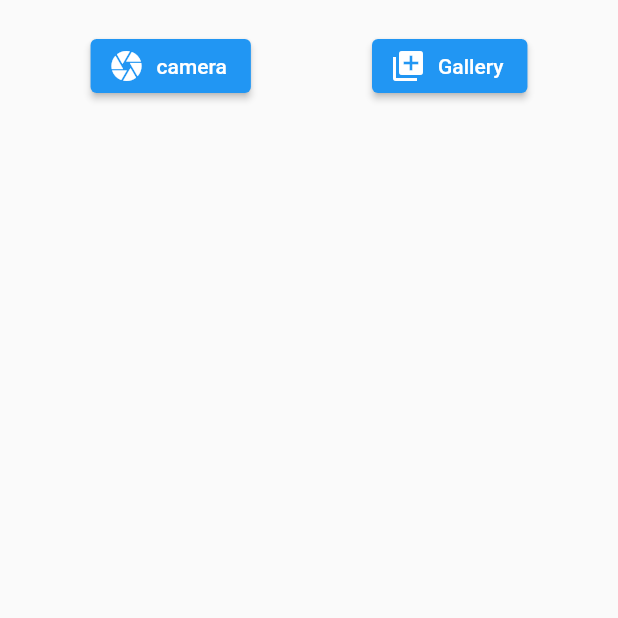
After one commit to ugurclikk/Recipe-App, a Flutter app: the HomePagea screen opened directly, on a phone screen of 412 x 824 dp, the top half of it. The commit adds this screen. Run offline on Flutter 3.47's test engine with Material 2 defaults, Android fonts, the phone set to English and light mode, and no system bars; our stand-ins replace cloud_firestore, firebase_auth, firebase_core, firebase_messaging, firebase_storage, get and 1 more; accounts and stored records are empty.

Commit message:
firebase storage and cloud messaging implementation

```diff
--- /dev/null
+++ b/lib/controller/storage_controller.dart
@@ -0,0 +1,161 @@
+// main.dart
+import 'package:flutter/foundation.dart';
+import 'package:flutter/material.dart';
+import 'dart:io';
+import 'package:firebase_core/firebase_core.dart';
+import 'package:firebase_storage/firebase_storage.dart';
+import 'package:path/path.dart' as path;
+import 'package:image_picker/image_picker.dart';
+import 'package:flutter/src/widgets/framework.dart';
+
+int counter = 0;
+int urlcounter = 0;
+
+class HomePagea extends StatefulWidget {
+  const HomePagea({Key? key}) : super(key: key);
+
+  @override
+  State<HomePagea> createState() => _HomePageState();
+}
+
+class _HomePageState extends State<HomePagea> {
+  FirebaseStorage storage = FirebaseStorage.instance;
+
+  // Select and image from the gallery or take a picture with the camera
+  // Then upload to Firebase Storage
+  Future<void> _upload(String inputSource) async {
+    final picker = ImagePicker();
+    XFile? pickedImage;
+    try {
+      pickedImage = await picker.pickImage(
+          source: inputSource == 'camera'
+              ? ImageSource.camera
+              : ImageSource.gallery,
+          maxWidth: 1920);
+
+      final String fileName = path.basename(pickedImage!.path);
+      File imageFile = File(pickedImage.path);
+
+      try {
+        // Uploading the selected image with some custom meta data
+        await storage.ref(fileName).putFile(
+            imageFile,
+            SettableMetadata(customMetadata: {
+              'uploaded_by': 'new', //will come usermame of current user
+              'description': 'Some description...'
+            }));
+
+        // Refresh the UI
+        setState(() {});
+      } on FirebaseException catch (error) {
+        if (kDebugMode) {
+          print(error);
+        }
+      }
+    } catch (err) {
+      if (kDebugMode) {
+        print(err);
+      }
+    }
+    Navigator.pop(context);
+  }
+
+  // Retriew the uploaded images
+  // This function is called when the app launches for the first time or when an image is uploaded or deleted
+  Future<List<Map<String, dynamic>>> _loadImages() async {
+    List<Map<String, dynamic>> files = [];
+    counter++;
+    final ListResult result = await storage.ref().list();
+    final List<Reference> allFiles = result.items;
+
+    await Future.forEach<Reference>(allFiles, (file) async {
+      final String fileUrl = await file.getDownloadURL();
+      final FullMetadata fileMeta = await file.getMetadata();
+      files.add({
+        "url": fileUrl + urlcounter.toString(),
+        "path": file.fullPath,
+        "uploaded_by": fileMeta.customMetadata?['uploaded_by'] ?? "$counter",
+        "description":
+            fileMeta.customMetadata?['description'] ?? 'No description'
+      });
+    });
+
+    return files;
+  }
+
+  // Delete the selected image
+  // This function is called when a trash icon is pressed
+  Future<void> _delete(String ref) async {
+    await storage.ref(ref).delete();
+    // Rebuild the UI
+    setState(() {});
+  }
+
+  @override
+  Widget build(BuildContext context) {
+    return Scaffold(
+      body: Center(
+        child: Container(
+            child: Padding(
+          padding: const EdgeInsets.all(20),
+          child: Column(
+            children: [
+              Row(
+                mainAxisAlignment: MainAxisAlignment.spaceAround,
+                children: [
+                  ElevatedButton.icon(
+                      onPressed: () => _upload('camera'),
+                      icon: const Icon(Icons.camera),
+                      label: const Text('camera')),
+                  ElevatedButton.icon(
+                      onPressed: () => _upload('gallery'),
+                      icon: const Icon(Icons.library_add),
+                      label: const Text('Gallery')),
+                ],
+              ),
+
+              /*  Expanded(
+                child: FutureBuilder(
+                  future: _loadImages(),
+                  builder: (context,
+                      AsyncSnapshot<List<Map<String, dynamic>>> snapshot) {
+                    if (snapshot.connectionState == ConnectionState.done) {
+                      return ListView.builder(
+                        itemCount: snapshot.data?.length ?? 0,
+                        itemBuilder: (context, index) {
+                          final Map<String, dynamic> image =
+                              snapshot.data![index];
+
+                          return Card(
+                            margin: const EdgeInsets.symmetric(vertical: 10),
+                            child: ListTile(
+                              dense: false,
+                              leading: Image.network(image['url']),
+                              title: Text(image['uploaded_by']),
+                              subtitle: Text(image['description']),
+                              trailing: IconButton(
+                                onPressed: () => _delete(image['path']),
+                                icon: const Icon(
+                                  Icons.delete,
+                                  color: Colors.red,
+                                ),
+                              ),
+                            ),
+                          );
+                        },
+                      );
+                    }
+
+                    return const Center(
+                      child: CircularProgressIndicator(),
+                    );
+                  },
+                ),
+              ),*/
+            ],
+          ),
+        )),
+      ),
+    );
+  }
+}
--- a/pubspec.yaml
+++ b/pubspec.yaml
@@ -34,9 +34,11 @@ dependencies:
   firebase_auth: ^4.4.0
   firebase_core: ^2.9.0
   firebase_messaging: ^14.4.1
+  firebase_storage: ^11.1.1
   flutter:
     sdk: flutter
   get: ^4.6.5
+  image_picker: ^0.8.7+4
   social_login_buttons: ^1.0.7
 
 dev_dependencies:
```
Also changed, not shown: lib/firebase_notification.dart (added, +23 -0 lines), lib/main.dart (+17 -0 lines), lib/recipecontrol.dart (+114 -47 lines), flutter_01.png (added), pubspec.lock, 3 other files.
